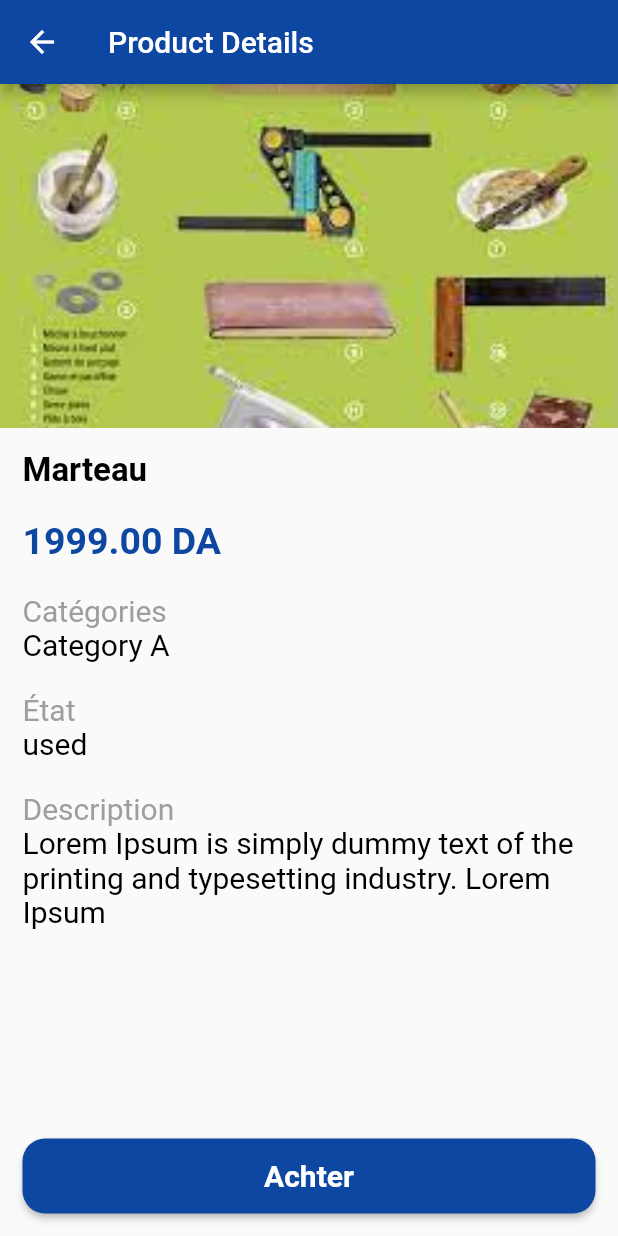
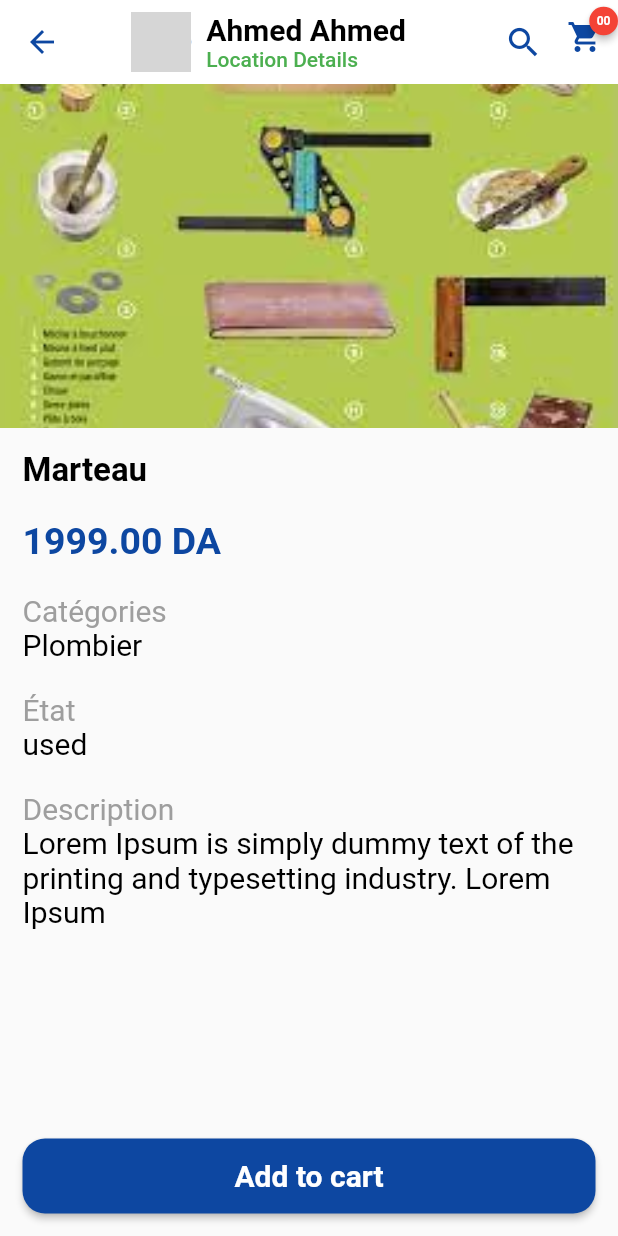
Before and after one commit to RAHOUANI-Abdessalam/herfa_vente, a Flutter app: the ProductDetails screen opened by its route, on a phone screen of 412 x 824 dp. Run offline on Flutter 3.47's test engine with Material 2 defaults, Android fonts, the phone set to English and light mode, and no system bars; drawn by our look-alikes of badges; our stand-ins replace carousel_slider; network calls fail; grey boxes are pictures that could not be loaded.

Commit message:
shopping cart added

```diff
--- /dev/null
+++ b/herfa_vente/lib/controllers/cart.dart
@@ -0,0 +1,31 @@
+import 'package:flutter/material.dart';
+import 'package:herfa_vente/models/product.dart';
+
+class Cart with ChangeNotifier {
+  List<Product> _items = [];
+  double _price = 0.0;
+
+  void add(Product item){
+    _items.add(item);
+    notifyListeners();
+    _price += item.price;
+  }
+
+    void remove(Product item){
+    _items.remove(item);
+    notifyListeners();
+    _price -= item.price;
+  }
+
+  int get count {
+    return _items.length;
+  }
+
+  double get totalprice{
+    return _price;
+  }
+
+  List<Product> get addedProducts{
+    return _items;
+  }
+}
--- a/herfa_vente/lib/controllers/category_controller.dart
+++ b/herfa_vente/lib/controllers/categories_controller.dart
@@ -14,6 +14,9 @@
   {"name": "Central a beton", "image_path": 'images/pub_image.jpg'},
   {"name": "Métal", "image_path": 'images/pub_image.jpg'},
   {"name": "Materion d'ocassion", "image_path": 'images/pub_image.jpg'},
+  {"name": "Autres", "image_path": 'images/pub_image.jpg'},
+  {"name": "Autres", "image_path": 'images/pub_image.jpg'},
+  {"name": "Autres", "image_path": 'images/pub_image.jpg'},
   {"name": "Autres", "image_path": 'images/pub_image.jpg'},
   // Add more categories as needed
 ];
--- /dev/null
+++ b/herfa_vente/lib/controllers/commandsProvider.dart
@@ -0,0 +1,35 @@
+import 'package:flutter/material.dart';
+import 'package:herfa_vente/models/command.dart';
+
+class CommandsProvider with ChangeNotifier {
+  final List<CommandItem> commands = [
+    CommandItem(
+      text:
+          "Lorem Ipsum is simply dummy text of the printing and typesetting industry",
+      createdAt: DateTime.now(),
+      status: "done",
+    ),
+    CommandItem(
+      text:
+          "Lorem Ipsum is simply dummy text of the printing and typesetting industry",
+      createdAt: DateTime.now(),
+      status: "done",
+    ),
+    CommandItem(
+      text:
+          "Lorem Ipsum is simply dummy text of the printing and typesetting industry",
+      createdAt: DateTime.now(),
+      status: "done",
+    ),
+  ];
+
+  void addCommand(CommandItem newCommand) {
+    commands.add(newCommand);
+    notifyListeners(); // Notify listeners to rebuild widgets
+  }
+
+  void removeCommand(int index) {
+    commands.removeAt(index);
+    notifyListeners(); // Notify listeners to rebuild widgets
+  }
+}
--- a/herfa_vente/lib/controllers/product_controller.dart
+++ b/herfa_vente/lib/controllers/product_controller.dart
@@ -4,7 +4,7 @@ List<Product> products = [
   Product(
     id: 0,
     name: "Marteau",
-    category: "Category A",
+    category: "Plombier",
     price: 1999,
     imageUrl: "images/pub_image.jpg",
     images: [
@@ -20,7 +20,7 @@ List<Product> products = [
   Product(
     id: 1,
     name: "Tournevis",
-    category: "Category B",
+    category: "Électricité",
     price: 2999,
     imageUrl: "images/menuisier.jpg",
     images: [
@@ -36,7 +36,7 @@ List<Product> products = [
   Product(
     id: 2,
     name: "Clé à molette",
-    category: "Category A",
+    category: "Pienture",
     price: 1599,
     imageUrl: "images/pub_image.jpg",
     images: [
@@ -52,7 +52,7 @@ List<Product> products = [
   Product(
     id: 3,
     name: "Pince",
-    category: "Category C",
+    category: "placo",
     price: 2499,
     imageUrl: "images/menuisier.jpg",
     images: [
@@ -68,7 +68,7 @@ List<Product> products = [
   Product(
     id: 4,
     name: "Ciseaux à bois",
-    category: "Category B",
+    category: "Droguerie",
     price: 3999,
     imageUrl: "images/pub_image.jpg",
     images: [
@@ -84,7 +84,7 @@ List<Product> products = [
   Product(
     id: 5,
     name: "Peinture murale",
-    category: "Category A",
+    category: "Outillage",
     price: 999,
     imageUrl: "images/pub_image.jpg",
     images: [
@@ -100,7 +100,7 @@ List<Product> products = [
   Product(
     id: 6,
     name: "Papier de verre",
-    category: "Category C",
+    category: "Outiels sécurité",
     price: 4499,
     imageUrl: "images/pub_image.jpg",
     images: [
@@ -116,7 +116,7 @@ List<Product> products = [
   Product(
     id: 7,
     name: "Disjoncteurs",
-    category: "Category B",
+    category: "Automobil",
     price: 3499,
     imageUrl: "images/pub_image.jpg",
     images: [
@@ -131,8 +131,8 @@ List<Product> products = [
   ),
   Product(
     id: 8,
-    name: "Disjoncteurs",
-    category: "Category B",
+    name: "Scie circulaire",
+    category: "agriculture",
     price: 3499,
     imageUrl: "images/menuisier.jpg",
     images: [
@@ -147,8 +147,8 @@ List<Product> products = [
   ),
   Product(
     id: 9,
-    name: "Disjoncteurs",
-    category: "Category B",
+    name: "Tôle ondulée",
+    category: "Construction",
     price: 3499,
     imageUrl: "images/pub_image.jpg",
     images: [
@@ -163,8 +163,8 @@ List<Product> products = [
   ),
   Product(
     id: 10,
-    name: "Disjoncteurs",
-    category: "Category B",
+    name: "Charnières",
+    category: "Central a beton",
     price: 3499,
     imageUrl: "images/menuisier.jpg",
     images: [
@@ -179,8 +179,88 @@ List<Product> products = [
   ),
   Product(
     id: 11,
-    name: "Disjoncteurs",
-    category: "Category B",
+    name: "Lunettes de protection",
+    category: "Métal",
+    price: 3499,
+    imageUrl: "images/pub_image.jpg",
+    images: [
+      "images/pub_image.jpg",
+      "images/menuisier.jpg",
+      "images/pub_image.jpg",
+    ],
+    ownerStatus: "artisant",
+    productStatus: "not_used",
+    details:
+        "Lorem Ipsum is simply dummy text of the printing and typesetting industry. Lorem Ipsum",
+  ),
+    Product(
+    id: 12,
+    name: "Genouillères",
+    category: "Materion d'ocassion",
+    price: 3499,
+    imageUrl: "images/pub_image.jpg",
+    images: [
+      "images/pub_image.jpg",
+      "images/menuisier.jpg",
+      "images/pub_image.jpg",
+    ],
+    ownerStatus: "artisant",
+    productStatus: "not_used",
+    details:
+        "Lorem Ipsum is simply dummy text of the printing and typesetting industry. Lorem Ipsum",
+  ),
+    Product(
+    id: 13,
+    name: "Compas",
+    category: "Autres",
+    price: 3499,
+    imageUrl: "images/pub_image.jpg",
+    images: [
+      "images/pub_image.jpg",
+      "images/menuisier.jpg",
+      "images/pub_image.jpg",
+    ],
+    ownerStatus: "artisant",
+    productStatus: "not_used",
+    details:
+        "Lorem Ipsum is simply dummy text of the printing and typesetting industry. Lorem Ipsum",
+  ),
+    Product(
+    id: 14,
+    name: "Joints d'étanchéité",
+    category: "Autres",
+    price: 3499,
+    imageUrl: "images/pub_image.jpg",
+    images: [
+      "images/pub_image.jpg",
+      "images/menuisier.jpg",
+      "images/pub_image.jpg",
+    ],
+    ownerStatus: "artisant",
+    productStatus: "not_used",
+    details:
+        "Lorem Ipsum is simply dummy text of the printing and typesetting industry. Lorem Ipsum",
+  ),
+    Product(
+    id: 15,
+    name: "Tondeuse à gazon",
+    category: "Autres",
+    price: 3499,
+    imageUrl: "images/pub_image.jpg",
+    images: [
+      "images/pub_image.jpg",
+      "images/menuisier.jpg",
+      "images/pub_image.jpg",
+    ],
+    ownerStatus: "artisant",
+    productStatus: "not_used",
+    details:
+        "Lorem Ipsum is simply dummy text of the printing and typesetting industry. Lorem Ipsum",
+  ),
+    Product(
+    id: 16,
+    name: "Brouette",
+    category: "Autres",
     price: 3499,
     imageUrl: "images/pub_image.jpg",
     images: [
--- a/herfa_vente/lib/models/category.dart
+++ b/herfa_vente/lib/models/category.dart
@@ -1,8 +1,10 @@
 class Category {
+  final int id;
   final String name;
   final String image_path;
 
   Category({
+    required this.id,
     required this.name,
     required this.image_path,
   });
--- a/herfa_vente/lib/views/home_appbar.dart
+++ b/herfa_vente/lib/views/home_appbar.dart
@@ -1,6 +1,9 @@
 //appBar costimization///////////////////////////////////////////////////////////////////
 import 'package:flutter/material.dart';
+import 'package:herfa_vente/controllers/cart.dart';
 import 'package:herfa_vente/views/nav_screens/search.dart';
+import 'package:badges/badges.dart' as badges;
+import 'package:provider/provider.dart';
 
 class MyAppBar extends StatelessWidget {
   const MyAppBar({super.key});
@@ -14,7 +17,7 @@ class MyAppBar extends StatelessWidget {
         color: Colors.blue.shade900,
         icon: const Icon(Icons.arrow_back),
         onPressed: () {
-          if(Navigator.of(context).canPop()) {
+          if (Navigator.of(context).canPop()) {
             Navigator.of(context).pop();
           }
           // Handle back button action here
@@ -49,14 +52,64 @@ class MyAppBar extends StatelessWidget {
         ],
       ),
       actions: [
+        Padding(
+          padding: const EdgeInsets.only(right: 5.0),
+          child: Row(
+            mainAxisAlignment: MainAxisAlignment.center,
+            children: [
               IconButton(
                 color: Colors.blue.shade900,
                 //icon: const Icon(Icons.notifications),
                 icon: const Icon(Icons.search),
+                iconSize: 26,
                 onPressed: () {
                   // Handle notification button action here
                   showSearch(context: context, delegate: ProductSearch());
                 },
+              ),
+              InkWell(
+                onTap: () {
+                  Navigator.of(context).pushNamed("checkout_page");
+                },
+                child: Padding(
+                  padding:
+                      const EdgeInsets.only(right: 5.0, bottom: 7, left: 5),
+                  child: badges.Badge(
+                    onTap: () {},
+                    badgeContent: Consumer<Cart>(
+                      builder: (context, cart, child) {
+                        return Text(
+                          "${cart.count.toString().padLeft(2, '0')}",
+                          style: TextStyle(
+                              color: Colors.white,
+                              fontSize: 8,
+                              fontWeight: FontWeight.bold),
+                        );
+                      },
+                    ),
+                    badgeAnimation: badges.BadgeAnimation.rotation(
+                      animationDuration: Duration(seconds: 1),
+                      colorChangeAnimationDuration: Duration(seconds: 1),
+                      loopAnimation: false,
+                      curve: Curves.fastOutSlowIn,
+                      colorChangeAnimationCurve: Curves.easeInCubic,
+                    ),
+                    badgeStyle: badges.BadgeStyle(
+                      shape: badges.BadgeShape.square,
+                      badgeColor: Colors.red,
+                      padding: EdgeInsets.all(5),
+                      borderRadius: BorderRadius.circular(15),
+                      //borderSide: BorderSide(color: Colors.white, width: 2),
+                    ),
+                    child: Icon(
+                      Icons.shopping_cart,
+                      color: Colors.blue[900],
+                    ),
+                  ),
+                ),
+              ),
+            ],
+          ),
         ),
       ],
       centerTitle: true,
--- a/herfa_vente/lib/views/product_views/product_details.dart
+++ b/herfa_vente/lib/views/product_views/product_details.dart
@@ -1,6 +1,9 @@
 import 'package:flutter/material.dart';
 import 'package:herfa_vente/controllers/product_controller.dart';
+import 'package:herfa_vente/controllers/cart.dart';
+import 'package:herfa_vente/views/home_appbar.dart';
 import 'package:herfa_vente/views/product_views/product_view.dart';
+import 'package:provider/provider.dart';
 
 class ProductDetails extends StatefulWidget {
   const ProductDetails({super.key});
@@ -13,10 +16,15 @@ class _ProductDetailsState extends State<ProductDetails> {
   @override
   Widget build(BuildContext context) {
     return Scaffold(
-      appBar: AppBar(
-        backgroundColor: Theme.of(context).primaryColor,
-        title: const Text("Product Details"),
-      ),
+      appBar: PreferredSize(
+          preferredSize:
+              Size.fromHeight(kToolbarHeight), // Set the preferred height
+          child: MyAppBar(),
+        ),
+      // AppBar(
+      //   backgroundColor: Theme.of(context).primaryColor,
+      //   title: const Text("Product Details"),
+      // ),
       body: Column(
           //mainAxisAlignment: MainAxisAlignment.start,
           children: [
@@ -124,8 +132,11 @@ class _ProductDetailsState extends State<ProductDetails> {
             ),
             Padding(
               padding: const EdgeInsets.all(15.0),
-              child: MaterialButton(
-                onPressed: () {},
+              child: Consumer<Cart>(builder: (context, cart, child) {
+                return MaterialButton(
+                onPressed: () {
+                  cart.add(products[product_card.selectedProductID]);
+                },
                 color: Theme.of(context).primaryColor,
                 height: 50,
                 shape: RoundedRectangleBorder(
@@ -134,14 +145,15 @@ class _ProductDetailsState extends State<ProductDetails> {
                   width: double.infinity,
                   alignment: Alignment.center,
                   child: const Text(
-                    "Achter",
+                    "Add to cart",
                     style: TextStyle(
                         fontSize: 20,
                         fontWeight: FontWeight.bold,
                         color: Colors.white),
                   ),
                 ),
-              ),
+              );
+              },)
             )
           ]),
     );
--- a/herfa_vente/pubspec.yaml
+++ b/herfa_vente/pubspec.yaml
@@ -31,6 +31,8 @@ dependencies:
   flutter:
     sdk: flutter
   carousel_slider: ^4.2.1
+  provider: ^6.0.5
+  badges: ^3.1.2
 
 
   # The following adds the Cupertino Icons font to your application.
```
Also changed, not shown: herfa_vente/lib/controllers/command_controller.dart (deleted, +0 -22 lines), herfa_vente/lib/main.dart (+25 -9 lines), herfa_vente/lib/views/categories_view/categories_view.dart (+17 -15 lines), herfa_vente/lib/views/categories_view/category_view.dart (added, +57 -0 lines), herfa_vente/lib/views/checkout_cart.dart (added, +125 -0 lines), herfa_vente/lib/views/nav_screens/commands/my_commands.dart (+23 -16 lines), herfa_vente/lib/views/nav_screens/notifications.dart (added, +12 -0 lines), herfa_vente/lib/views/nav_screens/search.dart (+14 -13 lines), herfa_vente/lib/views/nav_screens/shopping_cart.dart (deleted, +0 -12 lines), herfa_vente/pubspec.lock. Lines whose indentation alone changed are shown as unchanged.
